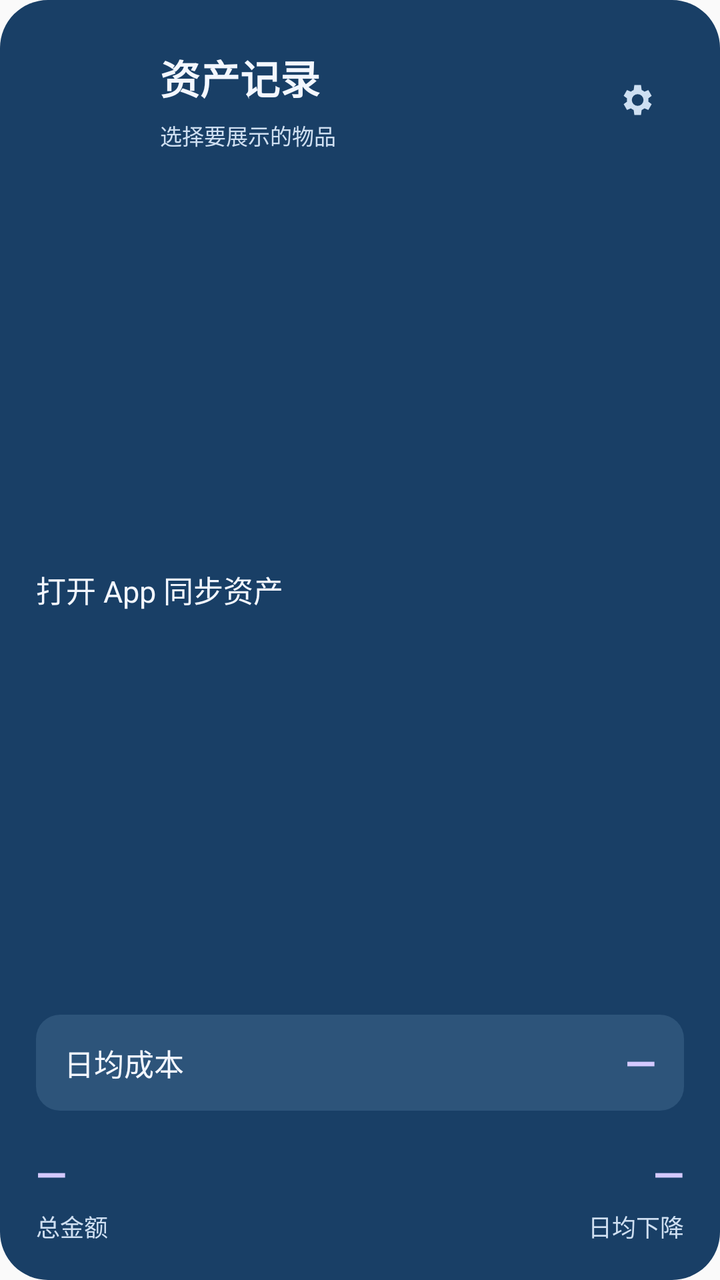
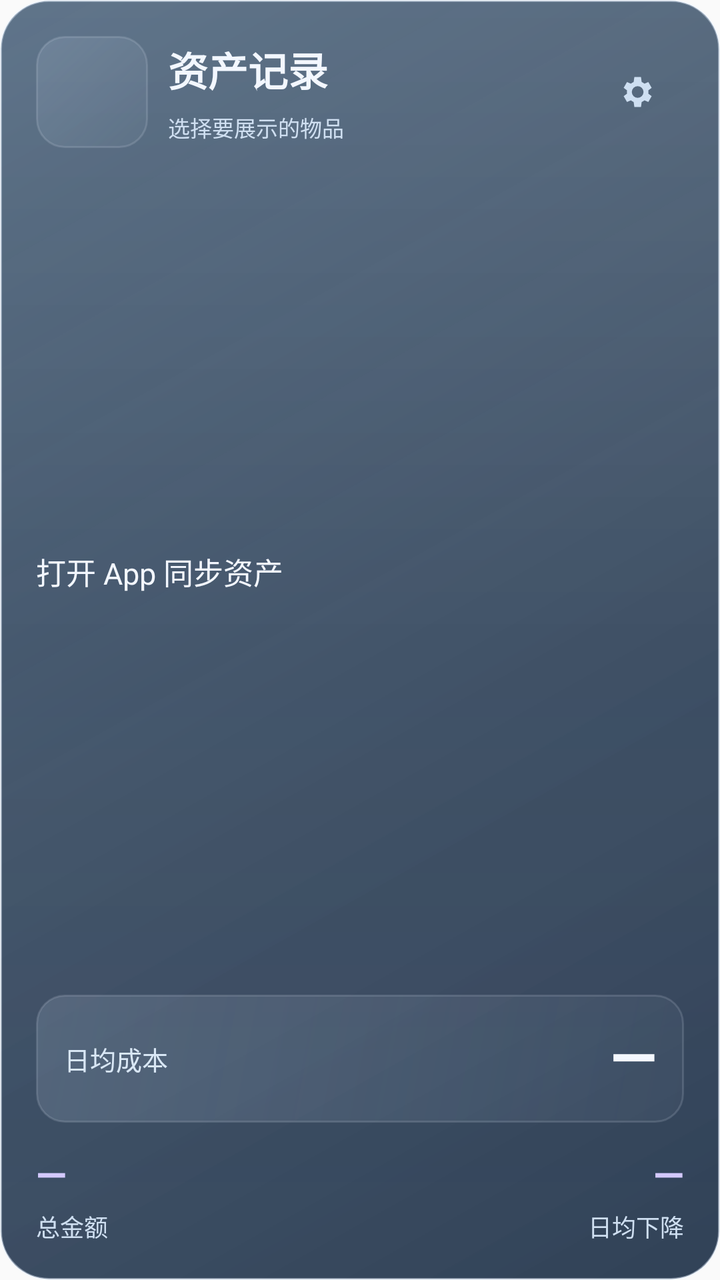

The first picture is an Android layout as it rendered before a commit; the second is the same layout after the commit. The layout source and the unified diff follow.
<!-- AndroidManifest.xml: application theme android:Theme.Material.Light.NoActionBar -->
<!-- res/layout/widget_assets.xml -->
<?xml version="1.0" encoding="utf-8"?>
<LinearLayout xmlns:android="http://schemas.android.com/apk/res/android" android:id="@+id/widget_root" android:layout_width="match_parent" android:layout_height="match_parent" android:orientation="vertical" android:padding="18dp" android:background="@drawable/widget_asset_card">
    <LinearLayout android:layout_width="match_parent" android:layout_height="wrap_content" android:gravity="center_vertical">
        <ImageView android:id="@+id/widget_icon" android:layout_width="52dp" android:layout_height="64dp" android:scaleType="fitCenter" android:contentDescription="物品图标" />
        <LinearLayout android:layout_width="0dp" android:layout_weight="1" android:layout_height="wrap_content" android:layout_marginStart="10dp" android:orientation="vertical">
            <TextView android:id="@+id/widget_title" android:layout_width="match_parent" android:layout_height="wrap_content" android:text="资产记录" android:textColor="#F3F7FF" android:textSize="20sp" android:textStyle="bold" android:maxLines="1" android:ellipsize="end" />
            <TextView android:id="@+id/widget_date" android:layout_width="match_parent" android:layout_height="wrap_content" android:layout_marginTop="6dp" android:text="选择要展示的物品" android:textColor="#CFDFF1" android:textSize="11sp" android:maxLines="2" android:ellipsize="end" />
        </LinearLayout>
        <ImageView android:id="@+id/widget_settings" android:layout_width="48dp" android:layout_height="48dp" android:padding="14dp" android:src="@drawable/widget_settings_light" android:contentDescription="选择展示物品" />
    </LinearLayout>
    <TextView android:id="@+id/widget_days" android:layout_width="match_parent" android:layout_height="0dp" android:layout_weight="1" android:minHeight="32dp" android:gravity="center_vertical" android:text="打开 App 同步资产" android:textColor="#F3F7FF" android:textSize="15sp" android:maxLines="2" android:ellipsize="end" />
    <LinearLayout android:id="@+id/widget_cost_row" android:layout_width="match_parent" android:layout_height="48dp" android:gravity="center_vertical" android:paddingStart="14dp" android:paddingEnd="14dp" android:background="@drawable/widget_asset_inset">
        <TextView android:layout_width="wrap_content" android:layout_height="wrap_content" android:text="日均成本" android:textColor="#F3F7FF" android:textSize="15sp" android:maxLines="1" />
        <TextView android:id="@+id/widget_daily" android:layout_width="0dp" android:layout_weight="1" android:layout_height="wrap_content" android:layout_marginStart="8dp" android:gravity="end" android:text="—" android:textColor="#D4C9FF" android:textSize="20sp" android:textStyle="bold" android:maxLines="1" android:ellipsize="end" />
    </LinearLayout>
    <LinearLayout android:layout_width="match_parent" android:layout_height="wrap_content" android:layout_marginTop="18dp" android:gravity="center_vertical">
        <LinearLayout android:layout_width="0dp" android:layout_weight="1" android:layout_height="wrap_content" android:orientation="vertical">
            <TextView android:id="@+id/widget_amount" android:layout_width="match_parent" android:layout_height="wrap_content" android:text="—" android:textColor="#D4C9FF" android:textSize="20sp" android:textStyle="bold" android:maxLines="1" android:ellipsize="end" />
            <TextView android:id="@+id/widget_footer" android:layout_width="match_parent" android:layout_height="wrap_content" android:layout_marginTop="4dp" android:text="总金额" android:textColor="#CFDFF1" android:textSize="12sp" android:maxLines="2" android:ellipsize="end" />
        </LinearLayout>
        <LinearLayout android:id="@+id/widget_drop_column" android:layout_width="0dp" android:layout_weight="1" android:layout_height="wrap_content" android:layout_marginStart="12dp" android:orientation="vertical" android:gravity="end">
            <TextView android:id="@+id/widget_drop" android:layout_width="match_parent" android:layout_height="wrap_content" android:gravity="end" android:text="—" android:textColor="#D4C9FF" android:textSize="20sp" android:textStyle="bold" android:maxLines="1" android:ellipsize="end" />
            <TextView android:layout_width="match_parent" android:layout_height="wrap_content" android:layout_marginTop="4dp" android:gravity="end" android:text="日均下降" android:textColor="#CFDFF1" android:textSize="12sp" />
        </LinearLayout>
    </LinearLayout>
</LinearLayout>
<!-- resources referenced by this layout -->
<resources>
  <!-- drawable widget_asset_card (drawable) -->
  <?xml version="1.0" encoding="utf-8"?>
  <shape xmlns:android="http://schemas.android.com/apk/res/android"><solid android:color="#193F66" /><corners android:radius="24dp" /></shape>
  <!-- drawable widget_asset_inset (drawable) -->
  <?xml version="1.0" encoding="utf-8"?>
  <shape xmlns:android="http://schemas.android.com/apk/res/android"><solid android:color="#2D547A" /><corners android:radius="12dp" /></shape>
  <!-- drawable widget_settings_light (drawable) -->
  <?xml version="1.0" encoding="utf-8"?>
  <vector xmlns:android="http://schemas.android.com/apk/res/android" android:width="20dp" android:height="20dp" android:viewportWidth="24" android:viewportHeight="24">
      <path android:fillColor="#CEDFF1" android:pathData="M19.4,13a7.9,7.9 0,0 0,0 -2l2,-1.5 -2,-3.5 -2.3,1a7,7 0,0 0,-1.7 -1L15,3h-4l-0.4,3a7,7 0,0 0,-1.7 1l-2.3,-1 -2,3.5 2,1.5a8,8 0,0 0,0 2l-2,1.5 2,3.5 2.3,-1a7,7 0,0 0,1.7 1L11,21h4l0.4,-3a7,7 0,0 0,1.7 -1l2.3,1 2,-3.5zM13,15.5a3.5,3.5 0,1 1,0 -7,3.5 3.5,0 0,1 0,7" android:fillType="evenOdd" />
  </vector>
</resources>

<!-- the commit's change to res/layout/widget_assets.xml (unified diff, before → after) -->
@@ -1,7 +1,7 @@
 <?xml version="1.0" encoding="utf-8"?>
 <LinearLayout xmlns:android="http://schemas.android.com/apk/res/android" android:id="@+id/widget_root" android:layout_width="match_parent" android:layout_height="match_parent" android:orientation="vertical" android:padding="18dp" android:background="@drawable/widget_asset_card">
     <LinearLayout android:layout_width="match_parent" android:layout_height="wrap_content" android:gravity="center_vertical">
-        <ImageView android:id="@+id/widget_icon" android:layout_width="52dp" android:layout_height="64dp" android:scaleType="fitCenter" android:contentDescription="物品图标" />
+        <ImageView android:id="@+id/widget_icon" android:layout_width="56dp" android:layout_height="56dp" android:padding="5dp" android:background="@drawable/widget_asset_inset" android:scaleType="fitCenter" android:contentDescription="物品图标" />
         <LinearLayout android:layout_width="0dp" android:layout_weight="1" android:layout_height="wrap_content" android:layout_marginStart="10dp" android:orientation="vertical">
             <TextView android:id="@+id/widget_title" android:layout_width="match_parent" android:layout_height="wrap_content" android:text="资产记录" android:textColor="#F3F7FF" android:textSize="20sp" android:textStyle="bold" android:maxLines="1" android:ellipsize="end" />
             <TextView android:id="@+id/widget_date" android:layout_width="match_parent" android:layout_height="wrap_content" android:layout_marginTop="6dp" android:text="选择要展示的物品" android:textColor="#CFDFF1" android:textSize="11sp" android:maxLines="2" android:ellipsize="end" />
@@ -9,11 +9,11 @@
         <ImageView android:id="@+id/widget_settings" android:layout_width="48dp" android:layout_height="48dp" android:padding="14dp" android:src="@drawable/widget_settings_light" android:contentDescription="选择展示物品" />
     </LinearLayout>
     <TextView android:id="@+id/widget_days" android:layout_width="match_parent" android:layout_height="0dp" android:layout_weight="1" android:minHeight="32dp" android:gravity="center_vertical" android:text="打开 App 同步资产" android:textColor="#F3F7FF" android:textSize="15sp" android:maxLines="2" android:ellipsize="end" />
-    <LinearLayout android:id="@+id/widget_cost_row" android:layout_width="match_parent" android:layout_height="48dp" android:gravity="center_vertical" android:paddingStart="14dp" android:paddingEnd="14dp" android:background="@drawable/widget_asset_inset">
-        <TextView android:layout_width="wrap_content" android:layout_height="wrap_content" android:text="日均成本" android:textColor="#F3F7FF" android:textSize="15sp" android:maxLines="1" />
-        <TextView android:id="@+id/widget_daily" android:layout_width="0dp" android:layout_weight="1" android:layout_height="wrap_content" android:layout_marginStart="8dp" android:gravity="end" android:text="—" android:textColor="#D4C9FF" android:textSize="20sp" android:textStyle="bold" android:maxLines="1" android:ellipsize="end" />
+    <LinearLayout android:id="@+id/widget_cost_row" android:layout_width="match_parent" android:layout_height="64dp" android:gravity="center_vertical" android:paddingStart="14dp" android:paddingEnd="14dp" android:background="@drawable/widget_asset_inset">
+        <TextView android:id="@+id/widget_cost_label" android:layout_width="wrap_content" android:layout_height="wrap_content" android:text="日均成本" android:textColor="#D9E7F5" android:textSize="13sp" android:maxLines="1" />
+        <TextView android:id="@+id/widget_daily" android:layout_width="0dp" android:layout_weight="1" android:layout_height="match_parent" android:layout_marginStart="8dp" android:gravity="end|center_vertical" android:text="—" android:textColor="#F4F8FF" android:textSize="30sp" android:textStyle="bold" android:fontFamily="sans-serif-medium" android:fontFeatureSettings="tnum" android:includeFontPadding="false" android:autoSizeTextType="uniform" android:autoSizeMinTextSize="14sp" android:autoSizeMaxTextSize="30sp" android:autoSizeStepGranularity="1sp" android:maxLines="1" android:ellipsize="end" />
     </LinearLayout>
-    <LinearLayout android:layout_width="match_parent" android:layout_height="wrap_content" android:layout_marginTop="18dp" android:gravity="center_vertical">
+    <LinearLayout android:id="@+id/widget_asset_footer" android:layout_width="match_parent" android:layout_height="wrap_content" android:layout_marginTop="12dp" android:gravity="center_vertical">
         <LinearLayout android:layout_width="0dp" android:layout_weight="1" android:layout_height="wrap_content" android:orientation="vertical">
             <TextView android:id="@+id/widget_amount" android:layout_width="match_parent" android:layout_height="wrap_content" android:text="—" android:textColor="#D4C9FF" android:textSize="20sp" android:textStyle="bold" android:maxLines="1" android:ellipsize="end" />
             <TextView android:id="@+id/widget_footer" android:layout_width="match_parent" android:layout_height="wrap_content" android:layout_marginTop="4dp" android:text="总金额" android:textColor="#CFDFF1" android:textSize="12sp" android:maxLines="2" android:ellipsize="end" />
<!-- resource entries referenced after the edit -->
@@ -2,10 +2,13 @@
 <resources>
   <!-- drawable widget_asset_card (drawable) -->
   <?xml version="1.0" encoding="utf-8"?>
-  <shape xmlns:android="http://schemas.android.com/apk/res/android"><solid android:color="#193F66" /><corners android:radius="24dp" /></shape>
+  <layer-list xmlns:android="http://schemas.android.com/apk/res/android">
+      <item><shape><gradient android:angle="315" android:startColor="#D6314C68" android:centerColor="#CE182E48" android:endColor="#E012243C" /><corners android:radius="24dp" /><stroke android:width="1dp" android:color="#70E6F1FF" /></shape></item>
+      <item android:left="1dp" android:top="1dp" android:right="1dp" android:bottom="1dp"><shape><gradient android:angle="270" android:startColor="#14FFFFFF" android:centerColor="#00FFFFFF" android:endColor="#067DAFE8" /><corners android:radius="23dp" /></shape></item>
+  </layer-list>
   <!-- drawable widget_asset_inset (drawable) -->
   <?xml version="1.0" encoding="utf-8"?>
-  <shape xmlns:android="http://schemas.android.com/apk/res/android"><solid android:color="#2D547A" /><corners android:radius="12dp" /></shape>
+  <shape xmlns:android="http://schemas.android.com/apk/res/android"><gradient android:angle="315" android:startColor="#24D8EAFF" android:endColor="#0BD8EAFF" /><stroke android:width="1dp" android:color="#25E7F1FF" /><corners android:radius="14dp" /></shape>
   <!-- drawable widget_settings_light (drawable) -->
   <?xml version="1.0" encoding="utf-8"?>
   <vector xmlns:android="http://schemas.android.com/apk/res/android" android:width="20dp" android:height="20dp" android:viewportWidth="24" android:viewportHeight="24">
